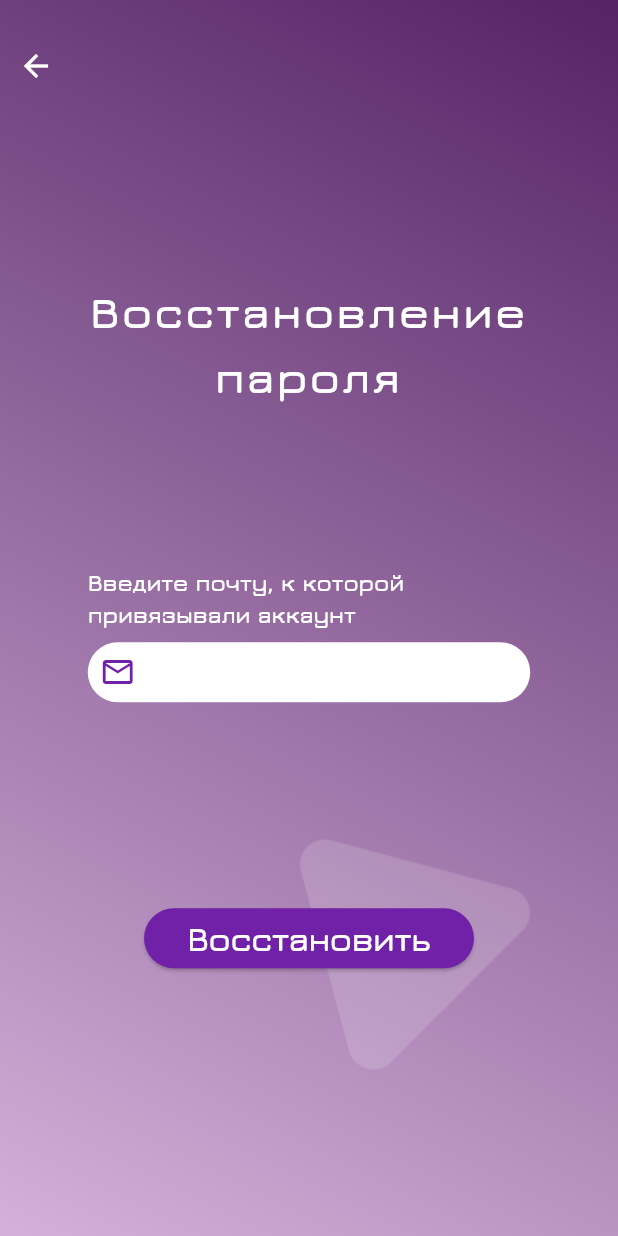
After one commit to Proman2702/ai_app_advanced, a Flutter app: the ForgotPasswordPage screen opened by its route, on a phone screen of 412 x 824 dp. The commit adds this screen. Run offline on Flutter 3.47's test engine with Material 3 defaults, Android fonts, the phone set to English and light mode, and no system bars; our stand-ins replace firebase_auth, firebase_core; accounts and stored records are empty.

Commit message:
creating auth 4 final

```diff
--- /dev/null
+++ b/lib/features/auth/forgot_password_page.dart
@@ -0,0 +1,223 @@
+// ignore_for_file: prefer_const_constructors
+
+import 'dart:developer';
+import 'dart:math' as math;
+import 'package:ai_app/etc/colors/colors.dart';
+import 'package:ai_app/etc/colors/gradients/background.dart';
+import 'package:ai_app/features/auth/auth_error_hander.dart';
+import 'package:ai_app/repositories/auth_service.dart';
+import 'package:flutter/material.dart';
+
+class ForgotPasswordPage extends StatefulWidget {
+  const ForgotPasswordPage({super.key});
+
+  @override
+  State<ForgotPasswordPage> createState() => _ForgotPasswordPageState();
+}
+
+class _ForgotPasswordPageState extends State<ForgotPasswordPage> {
+  String? email;
+  final auth = AuthService();
+
+  @override
+  Widget build(BuildContext context) {
+    Size size = MediaQuery.of(context).size;
+    double height = size.height;
+    double width = size.width;
+
+    return Container(
+      decoration: BoxDecoration(gradient: BackgroundGrad()),
+      child: Stack(
+        children: [
+          Padding(
+              padding: EdgeInsets.only(top: height / 1.6, left: width / 2.3),
+              child: Transform.rotate(
+                angle: 5 * math.pi / 12,
+                child: Image.asset("images/triangle.png",
+                    scale: 1.2,
+                    opacity: const AlwaysStoppedAnimation(0.15),
+                    alignment: Alignment.center),
+              )),
+          Scaffold(
+            resizeToAvoidBottomInset: true,
+            backgroundColor: Colors.transparent,
+            body: SingleChildScrollView(
+              child: Center(
+                child: Column(
+                  crossAxisAlignment: CrossAxisAlignment.center,
+                  children: [
+                    SizedBox(
+                      height: 20,
+                    ),
+                    Row(
+                      children: [
+                        IconButton(
+                          onPressed: () => Navigator.of(context).pop(),
+                          icon: Icon(
+                            Icons.arrow_back,
+                            color: Colors.white,
+                          ),
+                        ),
+                      ],
+                    ),
+                    SizedBox(
+                        height:
+                            (height - width) > 0 ? height / 7 : height / 10),
+                    Center(
+                      child: SizedBox(
+                        height: 110,
+                        width: 295,
+                        child: Text(
+                          "Восстановление пароля",
+                          textAlign: TextAlign.center,
+                          style: TextStyle(
+                            fontWeight: FontWeight.w700,
+                            fontSize: 30,
+                            color: Colors.white,
+                            letterSpacing: 2,
+                          ),
+                        ),
+                      ),
+                    ),
+                    SizedBox(
+                        height:
+                            (height - width) > 0 ? height / 10 : height / 15),
+                    Column(
+                      crossAxisAlignment: CrossAxisAlignment.start,
+                      children: [
+                        SizedBox(
+                          height: 50,
+                          width: 250,
+                          child: Text(
+                            "Введите почту, к которой привязывали аккаунт",
+                            style: TextStyle(
+                                color: Colors.white,
+                                fontWeight: FontWeight.w700,
+                                fontSize: 15),
+                          ),
+                        ),
+                        Container(
+                          height: 40,
+                          width: 295,
+                          decoration: BoxDecoration(
+                              borderRadius: BorderRadius.circular(20),
+                              color: Colors.white),
+                          child: Row(
+                            children: [
+                              SizedBox(width: 8),
+                              Icon(
+                                Icons.mail_outline_outlined,
+                                size: 24,
+                                color: Color(CustomColors.bright),
+                              ),
+                              SizedBox(width: 8),
+                              SizedBox(
+                                width: 250,
+                                height: 40,
+                                child: SingleChildScrollView(
+                                  scrollDirection: Axis.horizontal,
+                                  child: ConstrainedBox(
+                                    constraints:
+                                        BoxConstraints.expand(width: 450),
+                                    child: TextField(
+                                      style: const TextStyle(
+                                          fontWeight: FontWeight.w700,
+                                          fontSize: 18,
+                                          color: Colors.black87),
+                                      maxLength: 25,
+                                      onChanged: (value) => setState(() {
+                                        email = value;
+                                      }),
+                                      decoration: InputDecoration(
+                                        floatingLabelBehavior:
+                                            FloatingLabelBehavior.never,
+                                        contentPadding:
+                                            EdgeInsets.only(bottom: 8),
+                                        counterText: "",
+                                        border: InputBorder.none,
+                                      ),
+                                    ),
+                                  ),
+                                ),
+                              ),
+                            ],
+                          ),
+                        ),
+                      ],
+                    ),
+                    SizedBox(
+                        height:
+                            (height - width) > 0 ? height / 6 : height / 10),
+                    SizedBox(
+                      height: 40,
+                      width: 220,
+                      child: ElevatedButton(
+                        style: ElevatedButton.styleFrom(
+                            backgroundColor: Color(CustomColors.bright)),
+                        onPressed: () async {
+                          if (email == null) {
+                            showModalBottomSheet(
+                                context: context,
+                                builder: (BuildContext context) =>
+                                    const AuthDenySheet(type: "none"));
+                          } else {
+                            log("Почта: $email");
+                            final result = await auth.resetPassword(email!);
+
+                            if (result[0] == 0) {
+                              Navigator.of(context).pop();
+                              showDialog(
+                                  context: context,
+                                  builder: (BuildContext context) =>
+                                      AlertDialog(
+                                        title: Text(
+                                          "Ссылка для сброса пароля отправлена на почту!",
+                                          textAlign: TextAlign.center,
+                                          style: TextStyle(fontSize: 13),
+                                        ),
+                                        actionsAlignment:
+                                            MainAxisAlignment.center,
+                                        actions: [
+                                          SizedBox(
+                                            height: 30,
+                                            width: 110,
+                                            child: ElevatedButton(
+                                                style: ElevatedButton.styleFrom(
+                                                    backgroundColor: Color(
+                                                        CustomColors
+                                                            .mainLightX2)),
+                                                onPressed: () =>
+                                                    Navigator.pop(context),
+                                                child: const Text("Закрыть",
+                                                    style: TextStyle(
+                                                        color: Colors.white))),
+                                          )
+                                        ],
+                                      ));
+                            } else {
+                              showModalBottomSheet(
+                                  context: context,
+                                  builder: (BuildContext context) =>
+                                      AuthDenySheet(type: result[1]));
+                            }
+                          }
+                        },
+                        child: Text(
+                          "Восстановить",
+                          style: TextStyle(
+                              color: Colors.white,
+                              fontSize: 22,
+                              fontWeight: FontWeight.w700),
+                        ),
+                      ),
+                    ),
+                  ],
+                ),
+              ),
+            ),
+          ),
+        ],
+      ),
+    );
+  }
+}
--- a/lib/main.dart
+++ b/lib/main.dart
@@ -1,3 +1,4 @@
+import 'package:ai_app/features/auth/forgot_password_page.dart';
 import 'package:ai_app/features/auth/sign_in_page.dart';
 import 'package:ai_app/features/home/home_page.dart';
 import 'package:flutter/material.dart';
@@ -25,7 +26,8 @@ class MyApp extends StatelessWidget {
       routes: {
         '/auth': (context) => const AuthPage(),
         '/home': (context) => const HomePage(),
-        '/auth/create': (context) => const FirstPage()
+        '/auth/create': (context) => const FirstPage(),
+        '/auth/forgot': (context) => const ForgotPasswordPage()
       },
       theme: ThemeData(fontFamily: "Jura"),
     );
```
Also changed, not shown: lib/features/auth/auth_error_hander.dart (+20 -4 lines), lib/features/auth/auth_page.dart (+28 -5 lines), lib/features/auth/sign_in_page.dart (+24 -7 lines), lib/repositories/auth_service.dart (+40 -10 lines).
